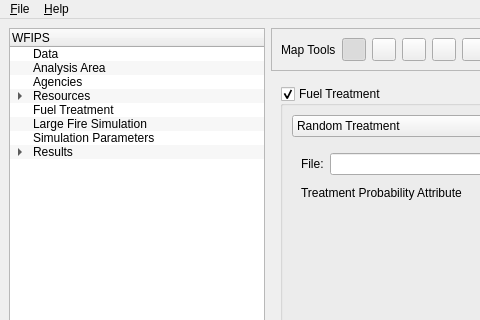
firelab/wfips, file irs/src/gui/wfipsmainwindow.ui: the form before one commit; both pictures show x 0 to 480 and y 0 to 320 of the 1207 by 806 pixel window.
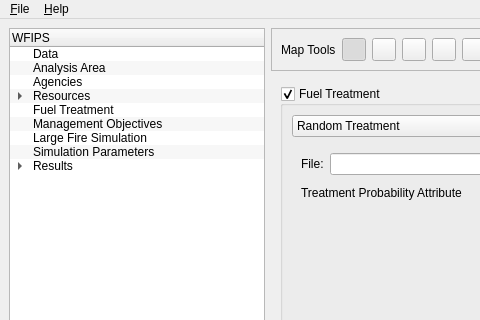
The form after the commit.

Commit message: updating gui for various crap

Diff of the .ui file:
```diff
--- a/irs/src/gui/wfipsmainwindow.ui
+++ b/irs/src/gui/wfipsmainwindow.ui
@@ -84,6 +84,11 @@
           <string>Fuel Treatment</string>
          </property>
         </item>
+        <item>
+         <property name="text">
+          <string>Management Objectives</string>
+         </property>
+        </item>
         <item>
          <property name="text">
           <string>Large Fire Simulation</string>
```
Left out of the diff: 5 changed lines with no effect on the pictures.
